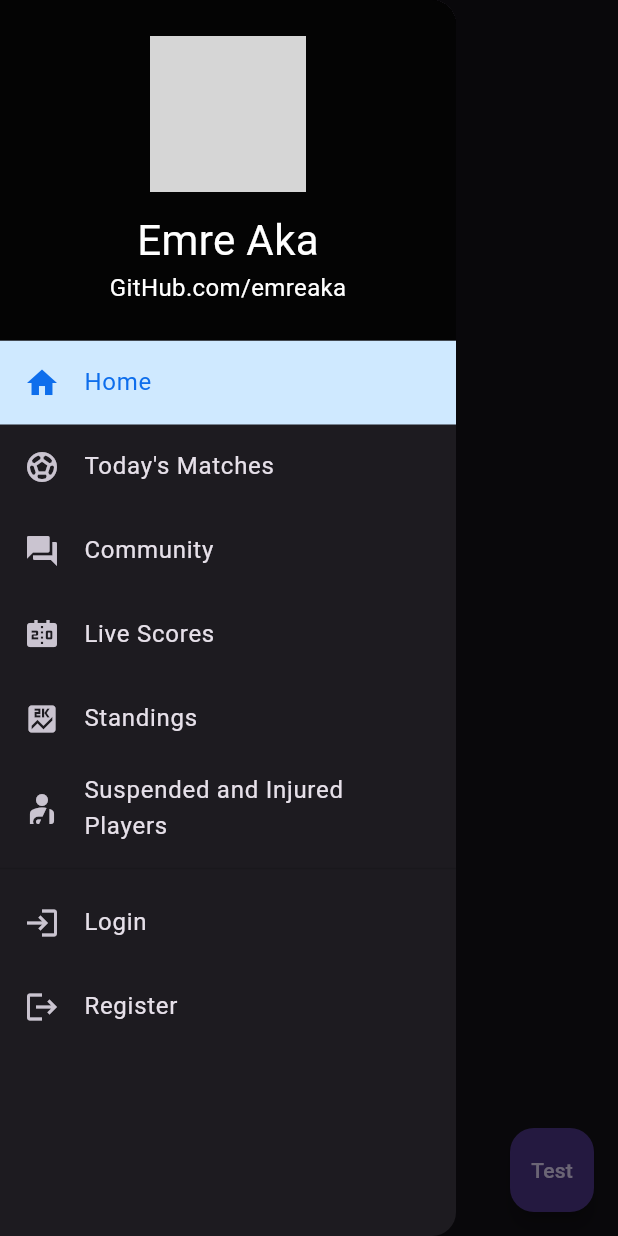
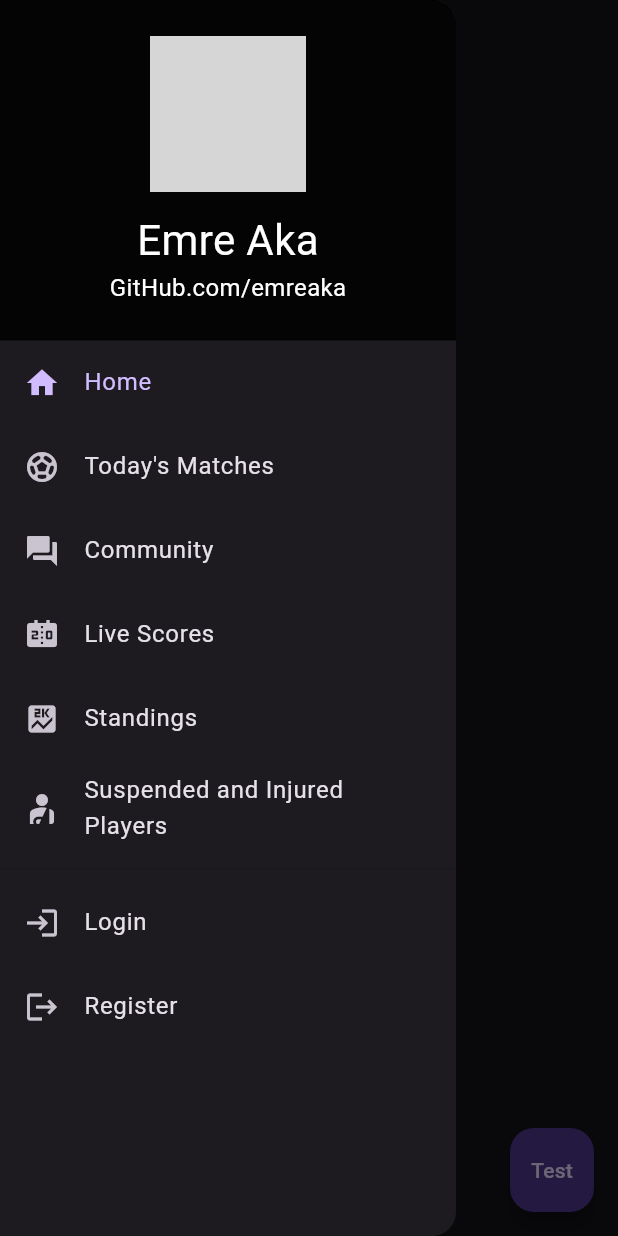
Before and after one commit to EmreAka/football_scores_flutter, a Flutter app: the screen it shows after launch, with the side drawer open, on a phone screen of 412 x 824 dp. Run offline on Flutter 3.47's test engine with Material 2 defaults, Android fonts, the phone set to English and light mode, and no system bars; network calls fail; grey boxes are pictures that could not be loaded.

Commit message:
dark theme

```diff
--- a/lib/pages/todays_matches.dart
+++ b/lib/pages/todays_matches.dart
@@ -60,6 +60,7 @@ class _MatchesState extends State {
                             "https://apiv3.apifootball.com/badges/logo_country/2_intl.png",
                         height: 30,
                         width: 40,
+                        errorBuilder: (context, error, stackTrace) => const Text("😒"),
                       ),
                     ),
                     ListView.builder(
--- a/lib/widgets/navigation_drawer.dart
+++ b/lib/widgets/navigation_drawer.dart
@@ -89,8 +89,6 @@ class NavigationDrawer extends StatelessWidget {
             .push(MaterialPageRoute(builder: (context) => page));
       },
       selected: selectedRoute == route ? true : false,
-      selectedTileColor: const Color.fromARGB(255, 207, 233, 255),
-      selectedColor: const Color.fromARGB(255, 14, 110, 236),
     );
   }
 }
```
